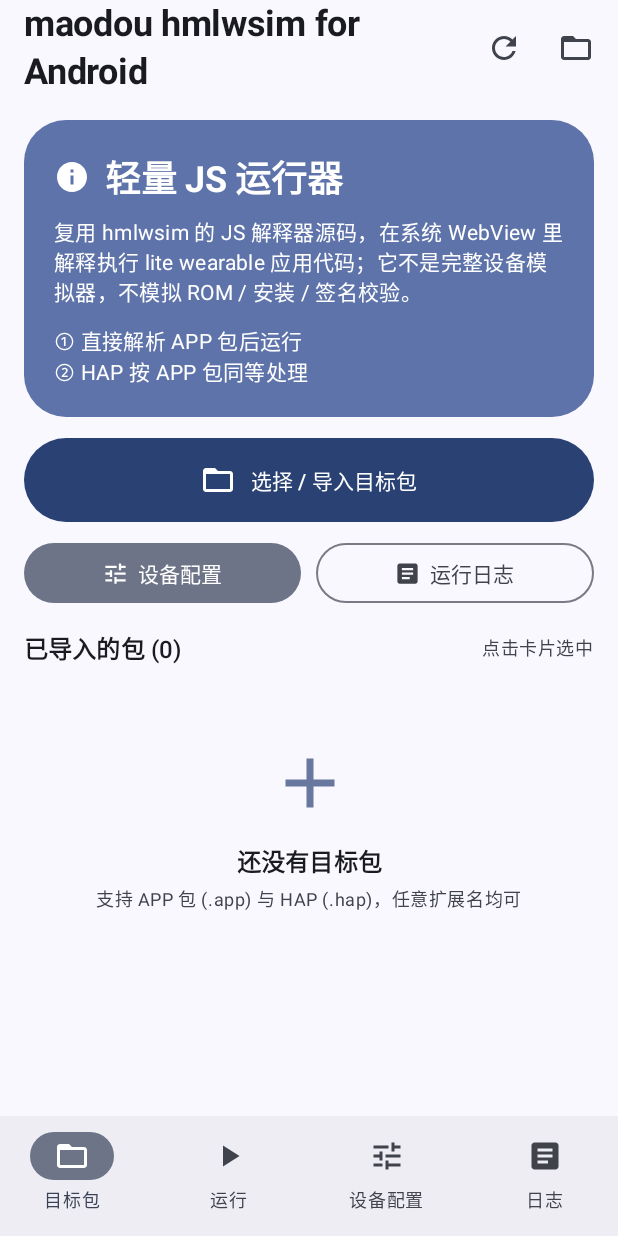
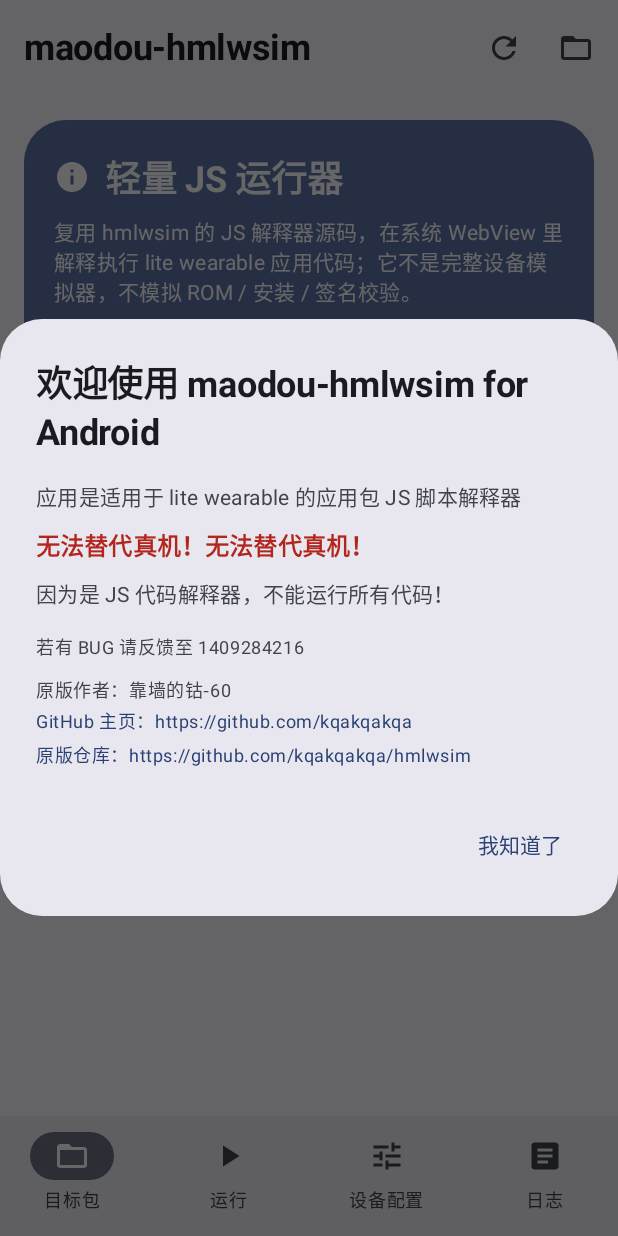
Before and after one commit to maodou1145/maodou-hmlwsim, an Android app built with Jetpack Compose: the screen it shows after launch (MainActivity), on a phone screen of 412 x 824 dp. Run offline under Robolectric (Android 15) with nearby library versions, the phone set to English and light mode, and no system bars.

Commit message:
feat: 应用名改 maodou-hmlwsim + 首次启动欢迎弹窗
- 应用名: maodou-hmlwsim (strings.xml / TopAppBar / mobile.html title)
- 首启弹窗 WelcomeDialog（Prefs.welcome_seen 持久化，只弹一次）：
  欢迎语 / 适用范围 / 无法替代真机(红字加粗) / 解释器局限 /
  反馈 1409284216 / 原版作者 靠墙的钴-60 / GitHub 主页与仓库（可点击跳转浏览器）
- Prefs 增加 hasSeenWelcome / markWelcomeSeen

未构建

```diff
--- a/app/src/main/java/com/maodou/hmlwrunner/runtime/Prefs.kt
+++ b/app/src/main/java/com/maodou/hmlwrunner/runtime/Prefs.kt
@@ -54,9 +54,17 @@ class Prefs(context: Context) {
         sp.edit().putString(KEY_FEEDBACK, config.toJson().toString()).apply()
     }
 
+    /** 首次启动欢迎弹窗是否已展示过。 */
+    fun hasSeenWelcome(): Boolean = sp.getBoolean(KEY_WELCOME_SEEN, false)
+
+    fun markWelcomeSeen() {
+        sp.edit().putBoolean(KEY_WELCOME_SEEN, true).apply()
+    }
+
     private companion object {
         const val KEY_CONFIG = "device_config"
         const val KEY_PACKAGES = "packages"
         const val KEY_FEEDBACK = "feedback_config"
+        const val KEY_WELCOME_SEEN = "welcome_seen"
     }
 }
--- a/app/src/main/java/com/maodou/hmlwrunner/ui/AppScaffold.kt
+++ b/app/src/main/java/com/maodou/hmlwrunner/ui/AppScaffold.kt
@@ -2,14 +2,21 @@ package com.maodou.hmlwrunner.ui
 
 import androidx.activity.compose.rememberLauncherForActivityResult
 import androidx.activity.result.contract.ActivityResultContracts
+import androidx.compose.foundation.clickable
 import androidx.compose.foundation.layout.Box
+import androidx.compose.foundation.layout.Column
+import androidx.compose.foundation.layout.Spacer
+import androidx.compose.foundation.layout.height
 import androidx.compose.foundation.layout.padding
+import androidx.compose.foundation.rememberScrollState
+import androidx.compose.foundation.verticalScroll
 import androidx.compose.material.icons.Icons
 import androidx.compose.material.icons.filled.Article
 import androidx.compose.material.icons.filled.FolderOpen
 import androidx.compose.material.icons.filled.PlayArrow
 import androidx.compose.material.icons.filled.Refresh
 import androidx.compose.material.icons.filled.Tune
+import androidx.compose.material3.AlertDialog
 import androidx.compose.material3.ExperimentalMaterial3Api
 import androidx.compose.material3.Icon
 import androidx.compose.material3.IconButton
@@ -20,6 +27,7 @@ import androidx.compose.material3.Scaffold
 import androidx.compose.material3.SnackbarHost
 import androidx.compose.material3.SnackbarHostState
 import androidx.compose.material3.Text
+import androidx.compose.material3.TextButton
 import androidx.compose.material3.TopAppBar
 import androidx.compose.material3.TopAppBarDefaults
 import androidx.compose.runtime.Composable
@@ -30,7 +38,12 @@ import androidx.compose.runtime.remember
 import androidx.compose.runtime.setValue
 import androidx.compose.ui.Modifier
 import androidx.compose.ui.graphics.vector.ImageVector
+import androidx.compose.ui.platform.LocalContext
+import androidx.compose.ui.platform.LocalUriHandler
+import androidx.compose.ui.text.font.FontWeight
+import androidx.compose.ui.unit.dp
 import com.maodou.hmlwrunner.runtime.Phase
+import com.maodou.hmlwrunner.runtime.Prefs
 import com.maodou.hmlwrunner.runtime.RuntimeController
 
 private enum class Tab(val label: String, val icon: ImageVector) {
@@ -45,6 +58,20 @@ private enum class Tab(val label: String, val icon: ImageVector) {
 fun AppScaffold(controller: RuntimeController) {
     var tab by remember { mutableStateOf(Tab.PACKAGES) }
     val snackbar = remember { SnackbarHostState() }
+    val context = LocalContext.current
+    val uriHandler = LocalUriHandler.current
+    // 首次启动欢迎弹窗：读一次持久化标记，同进程内用 state 控制显隐。
+    var showWelcome by remember { mutableStateOf(!Prefs(context).hasSeenWelcome()) }
+
+    if (showWelcome) {
+        WelcomeDialog(
+            onDismiss = {
+                Prefs(context).markWelcomeSeen()
+                showWelcome = false
+            },
+            onOpenUrl = { url -> runCatching { uriHandler.openUri(url) } },
+        )
+    }
 
     // SAF 文件选择：任意 MIME，扩展名由内容嗅探决定（signed.bin / .app / .hap 都接受）
     val pickFile = rememberLauncherForActivityResult(ActivityResultContracts.OpenDocument()) { uri ->
@@ -65,7 +92,7 @@ fun AppScaffold(controller: RuntimeController) {
                 title = {
                     Text(
                         when (tab) {
-                            Tab.PACKAGES -> "maodou hmlwsim for Android"
+                            Tab.PACKAGES -> "maodou-hmlwsim"
                             Tab.RUNTIME -> "解释执行"
                             Tab.DEVICE -> "Device 配置"
                             Tab.LOGS -> "运行日志"
@@ -135,3 +162,62 @@ fun AppScaffold(controller: RuntimeController) {
         }
     }
 }
+
+/** 首次启动欢迎 / 免责声明弹窗。链接可点击跳转系统浏览器。 */
+@Composable
+private fun WelcomeDialog(
+    onDismiss: () -> Unit,
+    onOpenUrl: (String) -> Unit,
+) {
+    AlertDialog(
+        onDismissRequest = onDismiss,
+        title = { Text("欢迎使用 maodou-hmlwsim for Android") },
+        text = {
+            Column(modifier = Modifier.verticalScroll(rememberScrollState())) {
+                Text(
+                    "应用是适用于 lite wearable 的应用包 JS 脚本解释器",
+                    style = MaterialTheme.typography.bodyMedium,
+                )
+                Spacer(Modifier.height(10.dp))
+                Text(
+                    "无法替代真机！无法替代真机！",
+                    style = MaterialTheme.typography.titleMedium,
+                    fontWeight = FontWeight.Bold,
+                    color = MaterialTheme.colorScheme.error,
+                )
+                Spacer(Modifier.height(10.dp))
+                Text(
+                    "因为是 JS 代码解释器，不能运行所有代码！",
+                    style = MaterialTheme.typography.bodyMedium,
+                )
+                Spacer(Modifier.height(16.dp))
+                Text(
+                    "若有 BUG 请反馈至 1409284216",
+                    style = MaterialTheme.typography.bodySmall,
+                )
+                Spacer(Modifier.height(10.dp))
+                Text(
+                    "原版作者：靠墙的钴-60",
+                    style = MaterialTheme.typography.bodySmall,
+                )
+                LinkRow("GitHub 主页", "https://github.com/kqakqakqa", onOpenUrl)
+                LinkRow("原版仓库", "https://github.com/kqakqakqa/hmlwsim", onOpenUrl)
+            }
+        },
+        confirmButton = {
+            TextButton(onClick = onDismiss) { Text("我知道了") }
+        },
+    )
+}
+
+@Composable
+private fun LinkRow(label: String, url: String, onOpenUrl: (String) -> Unit) {
+    Text(
+        "$label：$url",
+        style = MaterialTheme.typography.bodySmall,
+        color = MaterialTheme.colorScheme.primary,
+        modifier = Modifier
+            .padding(vertical = 2.dp)
+            .clickable { onOpenUrl(url) },
+    )
+}
--- a/app/src/main/res/values/strings.xml
+++ b/app/src/main/res/values/strings.xml
@@ -1,4 +1,4 @@
 <?xml version="1.0" encoding="utf-8"?>
 <resources>
-    <string name="app_name">maodou hmlwsim for Android</string>
+    <string name="app_name">maodou-hmlwsim</string>
 </resources>
```
Also changed, not shown: 1 other file.
